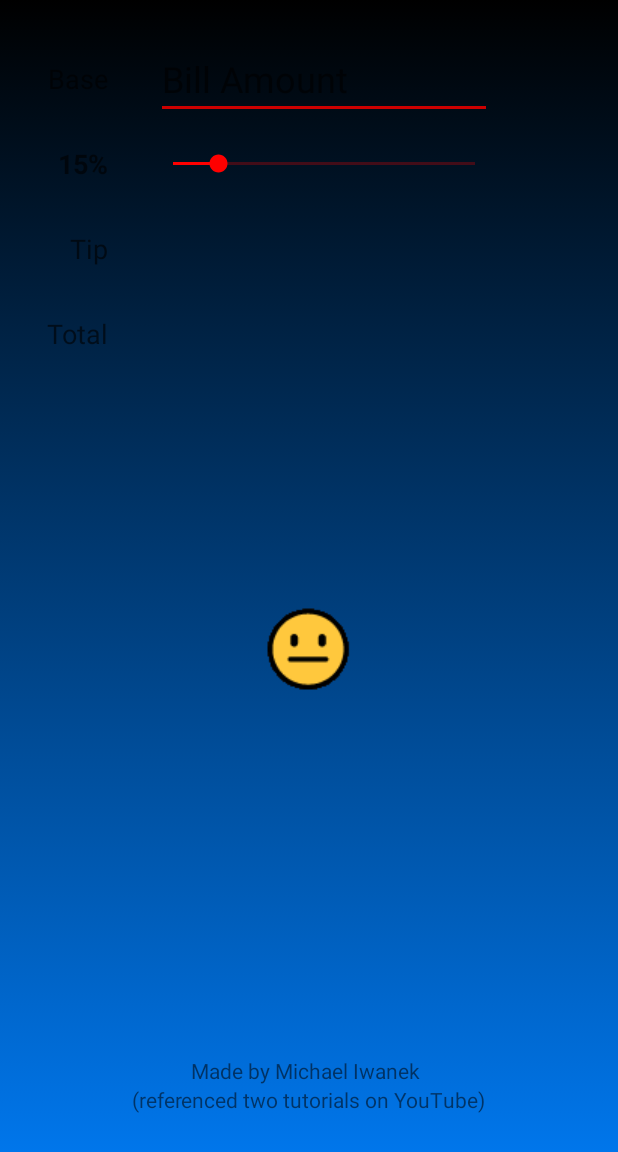
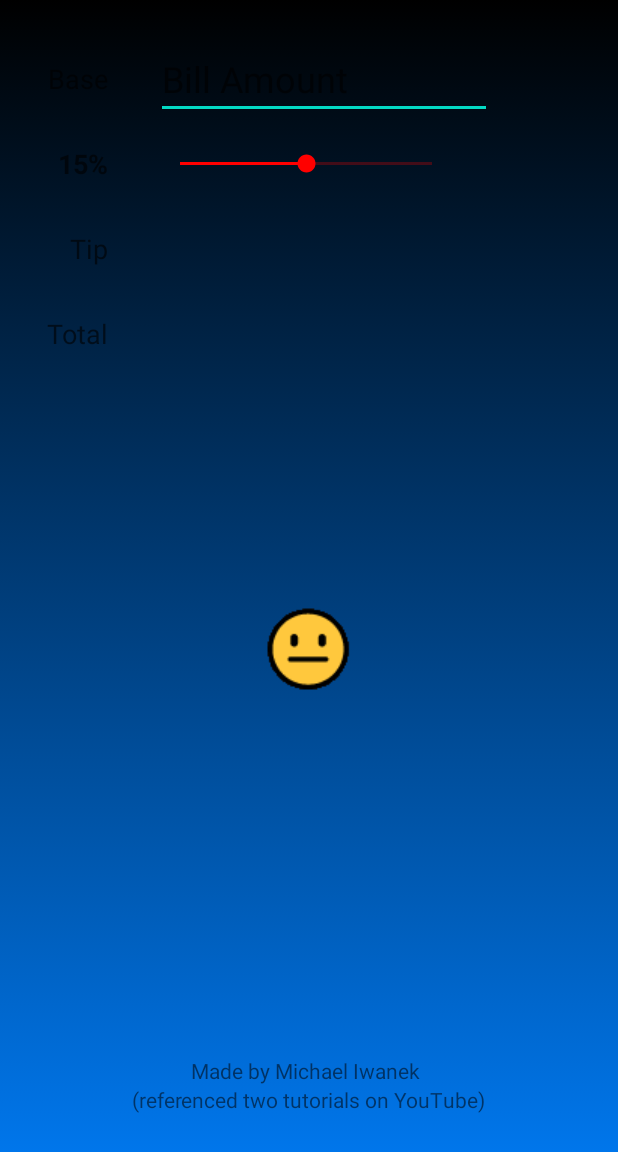
Before and after one commit to Mike11199/The-Big-Tipper, an Android app: the first screen one second after launch (MainActivity), on a phone screen of 412 x 824 dp, the part 84-1236 px from its top. Run offline under Robolectric (Android 15) with nearby library versions, the light colour scheme and no system bars.

Commit message:
Revert "Changed some color text to red from the original ones for practice."
This reverts commit 0e026133

```diff
--- a/app/src/main/AndroidManifest.xml
+++ b/app/src/main/AndroidManifest.xml
@@ -11,6 +11,7 @@
         android:theme="@style/Theme.TheBigTipper">
         <activity
             android:name=".MainActivity"
+
             android:windowSoftInputMode="stateAlwaysHidden"
             android:exported="true">
             <intent-filter>
--- a/app/src/main/res/layout/activity_main.xml
+++ b/app/src/main/res/layout/activity_main.xml
@@ -65,8 +65,6 @@
         android:layout_marginStart="32dp"
         android:ems="8"
         android:hint="Bill Amount"
-        android:backgroundTint="@android:color/holo_red_dark"
-
         android:inputType="numberDecimal"
         android:textSize="24sp"
         app:layout_constraintBottom_toBottomOf="@+id/Base_Label"
@@ -75,11 +73,10 @@
 
     <SeekBar
         android:id="@+id/Tip_Seek_Bar"
-        android:layout_width="233dp"
-        android:layout_height="26dp"
-        android:max="100"
+        android:layout_width="200dp"
+        android:layout_height="wrap_content"
+        android:max="30"
         app:layout_constraintBottom_toBottomOf="@+id/Percent_Label"
-        app:layout_constraintEnd_toEndOf="@+id/Base_Amount"
         app:layout_constraintStart_toStartOf="@+id/Base_Amount"
         app:layout_constraintTop_toTopOf="@+id/Percent_Label" />
 
--- a/app/src/main/res/values-night/themes.xml
+++ b/app/src/main/res/values-night/themes.xml
@@ -6,9 +6,9 @@
         <item name="colorPrimaryVariant">@color/purple_700</item>
         <item name="colorOnPrimary">@color/black</item>
         <!-- Secondary brand color. -->
-        <item name="colorSecondary">@color/Dark_Purple</item>
-        <item name="colorSecondaryVariant">@color/Dark_Purple</item>
-        <item name="colorOnSecondary">@color/Dark_Purple</item>
+        <item name="colorSecondary">@color/teal_200</item>
+        <item name="colorSecondaryVariant">@color/teal_200</item>
+        <item name="colorOnSecondary">@color/black</item>
         <!-- Status bar color. -->
         <item name="android:statusBarColor" tools:targetApi="l">?attr/colorPrimaryVariant</item>
         <!-- Customize your theme here. -->
--- a/app/src/main/res/values/colors.xml
+++ b/app/src/main/res/values/colors.xml
@@ -7,6 +7,5 @@
     <color name="teal_700">#FF018786</color>
     <color name="black">#FF000000</color>
     <color name="white">#FFFFFFFF</color>
-    <color name="Dark_Purple">#800080</color>
 
 </resources>
```
Also changed, not shown: app/src/main/res/drawable/happy_face.png (added), app/src/main/res/drawable/mad.png (added), app/src/main/res/drawable/neutral.png (added).
